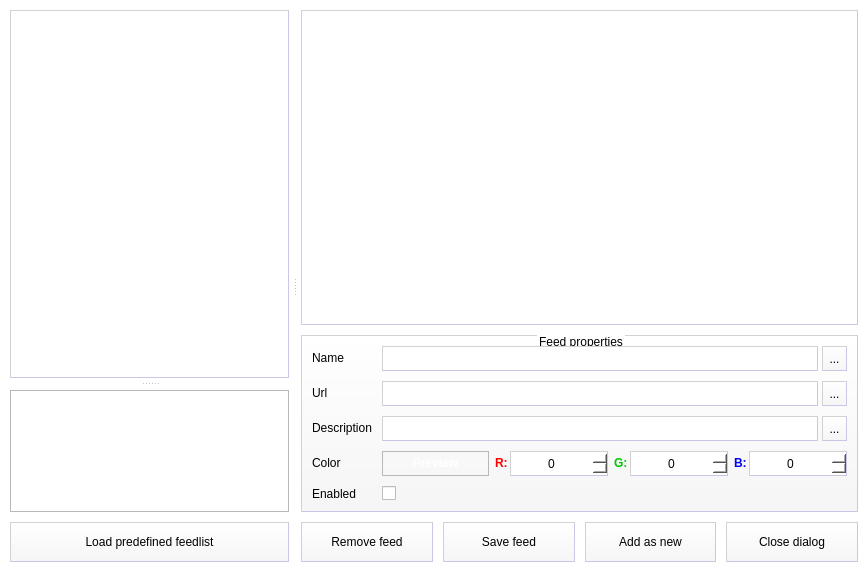
Qt form FeedEditWidget.ui (kacerpetr/QRssReader) before a commit.
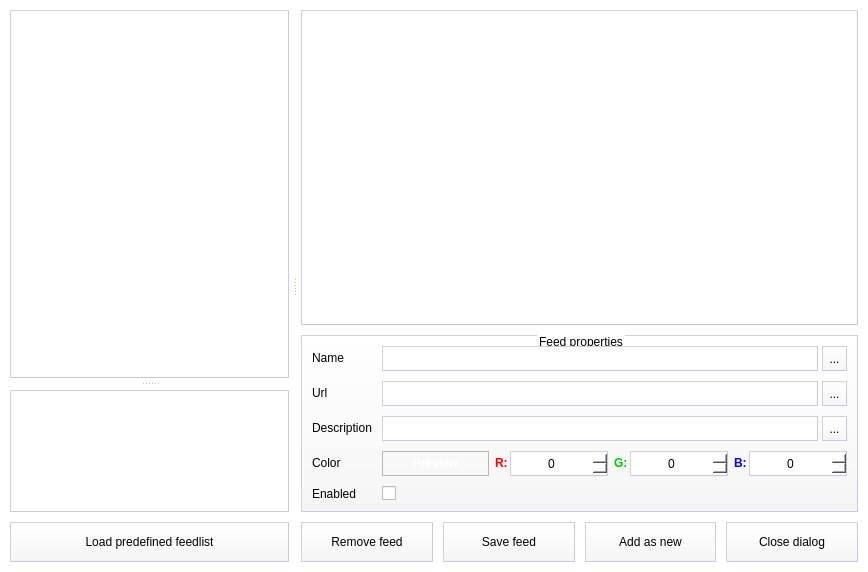
The same form after that commit. Icons and pictures are not drawn.

```diff
--- a/FeedEditWidget.ui
+++ b/FeedEditWidget.ui
@@ -42,8 +42,10 @@
 	height: 23px;
 	subcontrol-origin: margin;
 	subcontrol-position: center right;
-	border-left: 1px solid rgb(210, 210, 210);
 	image: url(:/images/spinbox_up);
+	border-right: 1px solid rgb(210, 210, 210);
+	border-left: 1px solid rgb(210, 210, 210);
+	background-color: qlineargradient(spread:pad, x1:0, y1:0, x2:0, y2:1, stop:0 rgb(255, 255, 255), stop:1 rgb(245, 245, 245));
 }
 
 QSpinBox::up-button:hover{
@@ -59,9 +61,10 @@
 	height: 23px;
 	subcontrol-origin: margin;
 	subcontrol-position: center left;
-	border-right: 1px solid rgb(220, 220, 220);
 	image: url(:/images/spinbox_down);	
-	padding-left: 1px;
+	border-right: 1px solid rgb(210, 210, 210);
+	border-left: 1px solid rgb(210, 210, 210);
+	background-color: qlineargradient(spread:pad, x1:0, y1:0, x2:0, y2:1, stop:0 rgb(255, 255, 255), stop:1 rgb(245, 245, 245));
 }
 
 QSpinBox::down-button:hover{
@@ -160,6 +163,14 @@
 
 #presetSplitter::handle{
 	image: url(:/images/hsplitter);
+}
+
+#feedlistDescriptionText{
+	border-bottom: 1px solid rgb(200, 200, 230);
+	border-right: 1px solid rgb(200, 200, 230);
+	border-top: 1px solid rgb(210, 210, 210);
+	border-left: 1px solid rgb(210, 210, 210);
+	background-color: white;
 }</string>
   </property>
   <layout class="QVBoxLayout" name="verticalLayout_3">
```
Left out of the diff: 16 changed lines with no effect on the pictures.
